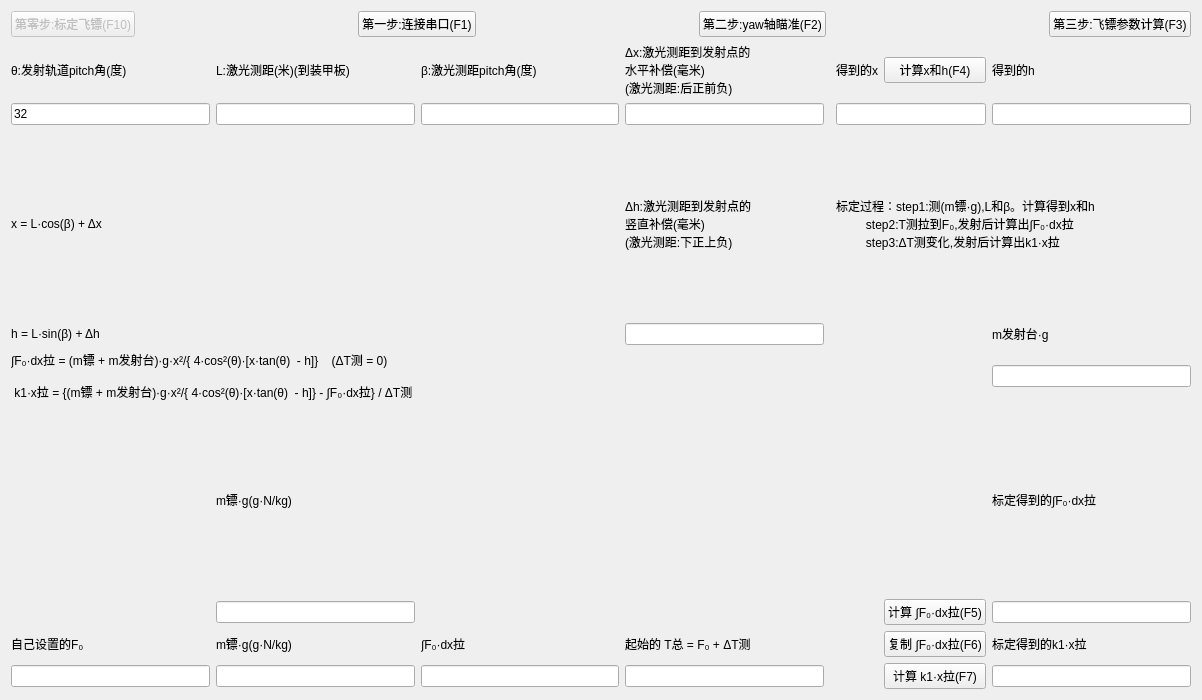
Old version of the form 05testDartByTS/testdartcomputingbyts.ui in the repository KangweiYang/dartRack_upper.
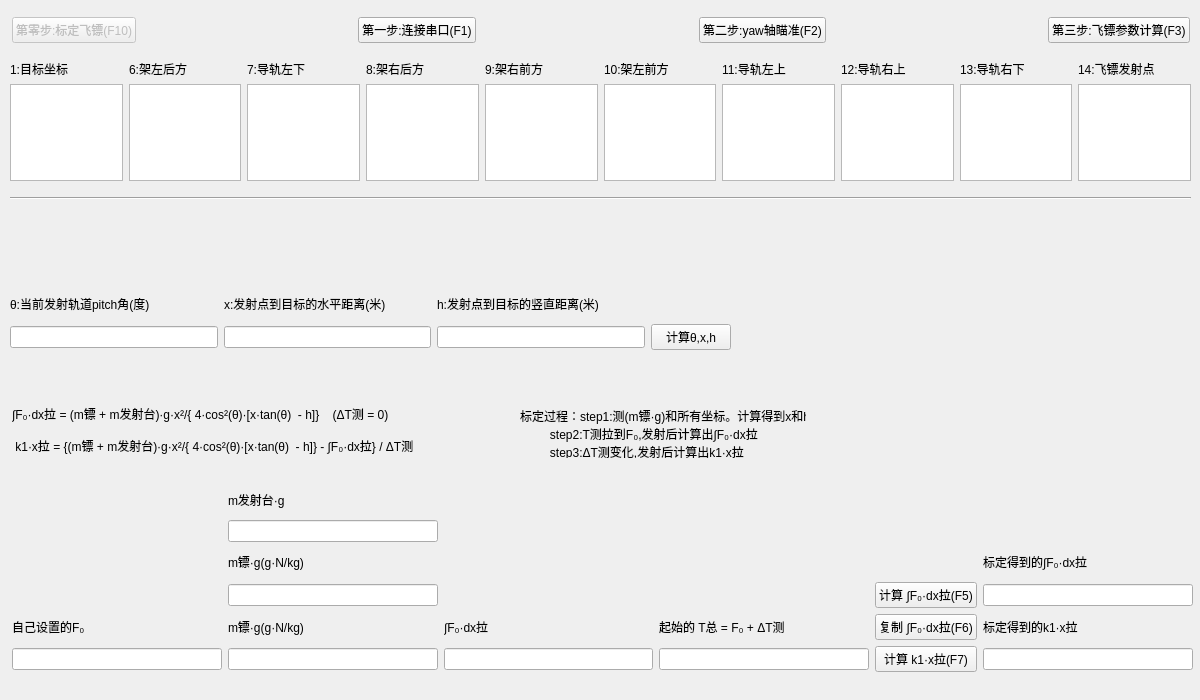
New version of the form.

Commit message: testing testdartcomputingbyts.cpp, there's a problem while check whether ",1\n" is contained.

Diff of the .ui file:
```diff
--- a/05testDartByTS/testdartcomputingbyts.ui
+++ b/05testDartByTS/testdartcomputingbyts.ui
@@ -6,276 +6,65 @@
    <rect>
     <x>0</x>
     <y>0</y>
-    <width>1202</width>
+    <width>1200</width>
     <height>700</height>
    </rect>
   </property>
   <property name="windowTitle">
    <string>标定计算器</string>
   </property>
-  <layout class="QGridLayout" name="gridLayout">
-   <item row="5" column="3">
-    <widget class="QLabel" name="betaLabel_3">
-     <property name="text">
-      <string>Δh:激光测距到发射点的
-竖直补偿(毫米)
-(激光测距:下正上负)</string>
-     </property>
-    </widget>
-   </item>
-   <item row="5" column="5" colspan="3">
     <widget class="QLabel" name="testProcessLabel">
+   <property name="geometry">
+    <rect>
+     <x>520</x>
+     <y>410</y>
+     <width>286</width>
+     <height>48</height>
+    </rect>
+   </property>
      <property name="text">
-      <string>标定过程：step1:测(m镖·g),L和β。计算得到x和h
+    <string>标定过程：step1:测(m镖·g)和所有坐标。计算得到x和h
          step2:T测拉到F₀,发射后计算出∫F₀·dx拉
          step3:ΔT测变化,发射后计算出k1·x拉</string>
      </property>
     </widget>
-   </item>
-   <item row="2" column="7">
-    <widget class="QLineEdit" name="hLineEdit">
-     <property name="text">
-      <string/>
-     </property>
-     <property name="readOnly">
-      <bool>true</bool>
-     </property>
-    </widget>
-   </item>
-   <item row="2" column="2">
-    <widget class="QLineEdit" name="betaLineEdit">
-     <property name="text">
-      <string/>
-     </property>
-    </widget>
-   </item>
-   <item row="2" column="0">
-    <widget class="QLineEdit" name="setaLineEdit">
-     <property name="text">
-      <string>32</string>
-     </property>
-    </widget>
-   </item>
-   <item row="1" column="2">
-    <widget class="QLabel" name="betaLabel">
-     <property name="text">
-      <string>β:激光测距pitch角(度)</string>
-     </property>
-    </widget>
-   </item>
-   <item row="1" column="3" colspan="2">
-    <widget class="QLabel" name="betaLabel_2">
-     <property name="text">
-      <string>Δx:激光测距到发射点的
-水平补偿(毫米)
-(激光测距:后正前负)</string>
-     </property>
-    </widget>
-   </item>
-   <item row="1" column="5">
-    <widget class="QLabel" name="xLabel">
-     <property name="text">
-      <string>得到的x</string>
-     </property>
-    </widget>
-   </item>
-   <item row="1" column="6">
-    <widget class="QPushButton" name="computeXandHPushButton">
-     <property name="text">
-      <string>计算x和h(F4)</string>
-     </property>
-     <property name="shortcut">
-      <string>F4</string>
-     </property>
-    </widget>
-   </item>
-   <item row="2" column="1">
-    <widget class="QLineEdit" name="lLineEdit">
-     <property name="text">
-      <string/>
-     </property>
-    </widget>
-   </item>
-   <item row="2" column="5" colspan="2">
-    <widget class="QLineEdit" name="xLineEdit">
-     <property name="text">
-      <string/>
-     </property>
-     <property name="readOnly">
-      <bool>true</bool>
-     </property>
-    </widget>
-   </item>
-   <item row="1" column="7">
-    <widget class="QLabel" name="hLabel">
-     <property name="text">
-      <string>得到的h</string>
-     </property>
-    </widget>
-   </item>
-   <item row="2" column="3">
-    <widget class="QLineEdit" name="deltaXlineEdit">
-     <property name="text">
-      <string/>
-     </property>
-    </widget>
-   </item>
-   <item row="6" column="3">
-    <widget class="QLineEdit" name="deltaHlineEdit">
-     <property name="text">
-      <string/>
-     </property>
-    </widget>
-   </item>
-   <item row="7" column="7">
-    <widget class="QLineEdit" name="mLauncherPlusGLineEditInput"/>
-   </item>
-   <item row="7" column="0" colspan="4">
     <widget class="QLabel" name="deltaTensionFormulaLabel">
+   <property name="geometry">
+    <rect>
+     <x>12</x>
+     <y>406</y>
+     <width>446</width>
+     <height>48</height>
+    </rect>
+   </property>
      <property name="text">
       <string>∫F₀·dx拉 = (m镖 + m发射台)·g·x²/{ 4·cos²(θ)·[x·tan(θ)  - h]}    (ΔT测 = 0)
 
  k1·x拉 = {(m镖 + m发射台)·g·x²/{ 4·cos²(θ)·[x·tan(θ)  - h]} - ∫F₀·dx拉} / ΔT测</string>
      </property>
     </widget>
-   </item>
-   <item row="8" column="1">
-    <widget class="QLabel" name="mdart1PlusGlabelInput_2">
-     <property name="text">
-      <string>m镖·g(g·N/kg)</string>
-     </property>
-    </widget>
-   </item>
-   <item row="8" column="7">
-    <widget class="QLabel" name="integralOfF0PlusDxtensionLabelOutput">
-     <property name="text">
-      <string>标定得到的∫F₀·dx拉</string>
-     </property>
-    </widget>
-   </item>
-   <item row="9" column="1">
-    <widget class="QLineEdit" name="mdart1PlusGLineEditInput"/>
-   </item>
-   <item row="9" column="7">
-    <widget class="QLineEdit" name="integralOfF0PlusDxtensionLineEditOutput">
-     <property name="readOnly">
-      <bool>true</bool>
-     </property>
-    </widget>
-   </item>
-   <item row="10" column="1">
-    <widget class="QLabel" name="mdart1PlusGlabelInput">
-     <property name="text">
-      <string>m镖·g(g·N/kg)</string>
-     </property>
-    </widget>
-   </item>
-   <item row="10" column="0">
-    <widget class="QLabel" name="f0LabelInput">
-     <property name="text">
-      <string>自己设置的F₀</string>
-     </property>
-    </widget>
-   </item>
-   <item row="9" column="6">
-    <widget class="QPushButton" name="computeTall4PushButton">
-     <property name="text">
-      <string>计算 ∫F₀·dx拉(F5)</string>
-     </property>
-     <property name="shortcut">
-      <string>F5</string>
-     </property>
-    </widget>
-   </item>
-   <item row="10" column="2">
-    <widget class="QLabel" name="integralOfF0PlusDxtensionLabelInput">
-     <property name="text">
-      <string>∫F₀·dx拉</string>
-     </property>
-    </widget>
-   </item>
-   <item row="10" column="3">
-    <widget class="QLabel" name="Tall1LabelInput">
-     <property name="text">
-      <string>起始的 T总 = F₀ + ΔT测</string>
-     </property>
-    </widget>
-   </item>
-   <item row="10" column="6">
-    <widget class="QPushButton" name="copyTall4PushButton">
-     <property name="text">
-      <string>复制 ∫F₀·dx拉(F6)</string>
-     </property>
-     <property name="shortcut">
-      <string>F6</string>
-     </property>
-    </widget>
-   </item>
-   <item row="11" column="1">
-    <widget class="QLineEdit" name="mdart2PlusGLineEditInput"/>
-   </item>
-   <item row="11" column="0">
-    <widget class="QLineEdit" name="f0LineEditInput"/>
-   </item>
-   <item row="11" column="7">
-    <widget class="QLineEdit" name="k1PlusXtensionLineEditInput">
-     <property name="enabled">
-      <bool>true</bool>
-     </property>
-     <property name="readOnly">
-      <bool>true</bool>
-     </property>
-    </widget>
-   </item>
-   <item row="11" column="2">
-    <widget class="QLineEdit" name="integralOfF0PlusDxtensionLineEditInput">
-     <property name="readOnly">
-      <bool>false</bool>
-     </property>
-    </widget>
-   </item>
-   <item row="11" column="6">
-    <widget class="QPushButton" name="computeK1PlusXtensionPushButton">
-     <property name="text">
-      <string>计算 k1·x拉(F7)</string>
-     </property>
-     <property name="shortcut">
-      <string>F7</string>
-     </property>
-    </widget>
-   </item>
-   <item row="10" column="7">
-    <widget class="QLabel" name="k1PlusXtensionLabelInput">
-     <property name="text">
-      <string>标定得到的k1·x拉</string>
-     </property>
-    </widget>
-   </item>
-   <item row="11" column="3">
-    <widget class="QLineEdit" name="Tall1LineEditInput">
-     <property name="text">
-      <string/>
-     </property>
-     <property name="readOnly">
-      <bool>false</bool>
-     </property>
-    </widget>
-   </item>
-   <item row="6" column="7">
-    <widget class="QLabel" name="mLauncherPlusGLabelInput">
-     <property name="text">
-      <string>m发射台·g</string>
-     </property>
-    </widget>
-   </item>
-   <item row="1" column="0">
-    <widget class="QLabel" name="setaLabel">
-     <property name="text">
-      <string>θ:发射轨道pitch角(度)</string>
-     </property>
-    </widget>
-   </item>
-   <item row="0" column="0" colspan="8">
+  <widget class="Line" name="line">
+   <property name="geometry">
+    <rect>
+     <x>10</x>
+     <y>190</y>
+     <width>1181</width>
+     <height>16</height>
+    </rect>
+   </property>
+   <property name="orientation">
+    <enum>Qt::Orientation::Horizontal</enum>
+   </property>
+  </widget>
+  <widget class="QWidget" name="">
+   <property name="geometry">
+    <rect>
+     <x>12</x>
+     <y>12</y>
+     <width>1178</width>
+     <height>37</height>
+    </rect>
+   </property>
     <layout class="QHBoxLayout" name="horizontalLayout_2">
      <item>
       <widget class="QPushButton" name="testDartPushButton">
@@ -366,29 +155,330 @@
       </widget>
      </item>
     </layout>
-   </item>
+  </widget>
+  <widget class="QWidget" name="">
+   <property name="geometry">
+    <rect>
+     <x>10</x>
+     <y>60</y>
+     <width>1181</width>
+     <height>121</height>
+    </rect>
+   </property>
+   <layout class="QGridLayout" name="gridLayout">
+    <item row="1" column="7">
+     <widget class="QTextEdit" name="leadRightFrontCoordTextEdit"/>
+    </item>
+    <item row="1" column="6">
+     <widget class="QTextEdit" name="leadLeftFrontCoordTextEdit"/>
+    </item>
+    <item row="1" column="9">
+     <widget class="QTextEdit" name="leadRightBackCoordTextEdit"/>
+    </item>
+    <item row="0" column="7">
+     <widget class="QLabel" name="setaLabel_9">
+      <property name="text">
+       <string>12:导轨右上</string>
+      </property>
+     </widget>
+    </item>
    <item row="1" column="1">
-    <widget class="QLabel" name="lLabel">
+     <widget class="QTextEdit" name="rackLeftBackCoordTextEdit"/>
+    </item>
+    <item row="0" column="10">
+     <widget class="QLabel" name="setaLabel_10">
      <property name="text">
-      <string>L:激光测距(米)(到装甲板)</string>
+       <string>14:飞镖发射点</string>
      </property>
     </widget>
    </item>
-   <item row="6" column="0" colspan="2">
-    <widget class="QLabel" name="hFormulaLabel">
+    <item row="1" column="0">
+     <widget class="QTextEdit" name="targetCoordTextEdit"/>
+    </item>
+    <item row="0" column="1">
+     <widget class="QLabel" name="setaLabel_3">
      <property name="text">
-      <string>h = L·sin(β) + Δh</string>
+       <string>6:架左后方</string>
+      </property>
+     </widget>
+    </item>
+    <item row="1" column="4">
+     <widget class="QTextEdit" name="rackRightFrontTextEdit"/>
+    </item>
+    <item row="0" column="2">
+     <widget class="QLabel" name="setaLabel_4">
+      <property name="text">
+       <string>7:导轨左下</string>
+      </property>
+     </widget>
+    </item>
+    <item row="0" column="0">
+     <widget class="QLabel" name="setaLabel_2">
+      <property name="text">
+       <string>1:目标坐标</string>
+      </property>
+     </widget>
+    </item>
+    <item row="1" column="10">
+     <widget class="QTextEdit" name="leadDartShootCoordTextEdit"/>
+    </item>
+    <item row="0" column="5">
+     <widget class="QLabel" name="setaLabel_7">
+      <property name="text">
+       <string>10:架左前方</string>
+      </property>
+     </widget>
+    </item>
+    <item row="1" column="5">
+     <widget class="QTextEdit" name="rackLeftFrontTextEdit"/>
+    </item>
+    <item row="0" column="4">
+     <widget class="QLabel" name="setaLabel_6">
+      <property name="text">
+       <string>9:架右前方</string>
+      </property>
+     </widget>
+    </item>
+    <item row="0" column="6">
+     <widget class="QLabel" name="setaLabel_8">
+      <property name="text">
+       <string>11:导轨左上</string>
+      </property>
+     </widget>
+    </item>
+    <item row="0" column="9">
+     <widget class="QLabel" name="setaLabel_11">
+      <property name="text">
+       <string>13:导轨右下</string>
+      </property>
+     </widget>
+    </item>
+    <item row="1" column="3">
+     <widget class="QTextEdit" name="rackRightBackTextEdit"/>
+    </item>
+    <item row="0" column="3">
+     <widget class="QLabel" name="setaLabel_5">
+      <property name="text">
+       <string>8:架右后方</string>
+      </property>
+     </widget>
+    </item>
+    <item row="1" column="2">
+     <widget class="QTextEdit" name="leadLeftBackCoordTextEdit"/>
+    </item>
+   </layout>
+  </widget>
+  <widget class="QWidget" name="">
+   <property name="geometry">
+    <rect>
+     <x>10</x>
+     <y>290</y>
+     <width>721</width>
+     <height>60</height>
+    </rect>
+   </property>
+   <layout class="QGridLayout" name="gridLayout_2">
+    <item row="0" column="0">
+     <widget class="QLabel" name="setaLabel">
+      <property name="text">
+       <string>θ:当前发射轨道pitch角(度)</string>
+      </property>
+     </widget>
+    </item>
+    <item row="0" column="1">
+     <widget class="QLabel" name="xLabel">
+      <property name="text">
+       <string>x:发射点到目标的水平距离(米)</string>
+      </property>
+     </widget>
+    </item>
+    <item row="0" column="2">
+     <widget class="QLabel" name="hLabel">
+      <property name="text">
+       <string>h:发射点到目标的竖直距离(米)</string>
+      </property>
+     </widget>
+    </item>
+    <item row="1" column="0">
+     <widget class="QLineEdit" name="setaLineEdit">
+      <property name="text">
+       <string/>
+      </property>
+     </widget>
+    </item>
+    <item row="1" column="1">
+     <widget class="QLineEdit" name="xLineEdit">
+      <property name="text">
+       <string/>
+      </property>
+      <property name="readOnly">
+       <bool>true</bool>
+      </property>
+     </widget>
+    </item>
+    <item row="1" column="2">
+     <widget class="QLineEdit" name="hLineEdit">
+      <property name="text">
+       <string/>
+      </property>
+      <property name="readOnly">
+       <bool>true</bool>
+      </property>
+     </widget>
+    </item>
+    <item row="1" column="3">
+     <widget class="QPushButton" name="computeXandHPushButton">
+      <property name="text">
+       <string>计算θ,x,h</string>
+      </property>
+     </widget>
+    </item>
+   </layout>
+  </widget>
+  <widget class="QWidget" name="">
+   <property name="geometry">
+    <rect>
+     <x>12</x>
+     <y>486</y>
+     <width>1181</width>
+     <height>186</height>
+    </rect>
+   </property>
+   <layout class="QGridLayout" name="gridLayout_3">
+    <item row="0" column="1">
+     <widget class="QLabel" name="mLauncherPlusGLabelInput">
+      <property name="text">
+       <string>m发射台·g</string>
+      </property>
+     </widget>
+    </item>
+    <item row="1" column="1">
+     <widget class="QLineEdit" name="mLauncherPlusGLineEditInput"/>
+    </item>
+    <item row="2" column="1">
+     <widget class="QLabel" name="mdart1PlusGlabelInput_2">
+      <property name="text">
+       <string>m镖·g(g·N/kg)</string>
+      </property>
+     </widget>
+    </item>
+    <item row="2" column="5">
+     <widget class="QLabel" name="integralOfF0PlusDxtensionLabelOutput">
+      <property name="text">
+       <string>标定得到的∫F₀·dx拉</string>
+      </property>
+     </widget>
+    </item>
+    <item row="3" column="1">
+     <widget class="QLineEdit" name="mdart1PlusGLineEditInput"/>
+    </item>
+    <item row="3" column="4">
+     <widget class="QPushButton" name="computeTall4PushButton">
+      <property name="text">
+       <string>计算 ∫F₀·dx拉(F5)</string>
+      </property>
+      <property name="shortcut">
+       <string>F5</string>
+      </property>
+     </widget>
+    </item>
+    <item row="3" column="5">
+     <widget class="QLineEdit" name="integralOfF0PlusDxtensionLineEditOutput">
+      <property name="readOnly">
+       <bool>true</bool>
+      </property>
+     </widget>
+    </item>
+    <item row="4" column="0">
+     <widget class="QLabel" name="f0LabelInput">
+      <property name="text">
+       <string>自己设置的F₀</string>
+      </property>
+     </widget>
+    </item>
+    <item row="4" column="1">
+     <widget class="QLabel" name="mdart1PlusGlabelInput">
+      <property name="text">
+       <string>m镖·g(g·N/kg)</string>
+      </property>
+     </widget>
+    </item>
+    <item row="4" column="2">
+     <widget class="QLabel" name="integralOfF0PlusDxtensionLabelInput">
+      <property name="text">
+       <string>∫F₀·dx拉</string>
+      </property>
+     </widget>
+    </item>
+    <item row="4" column="3">
+     <widget class="QLabel" name="Tall1LabelInput">
+      <property name="text">
+       <string>起始的 T总 = F₀ + ΔT测</string>
+      </property>
+     </widget>
+    </item>
+    <item row="4" column="4">
+     <widget class="QPushButton" name="copyTall4PushButton">
+      <property name="text">
+       <string>复制 ∫F₀·dx拉(F6)</string>
+      </property>
+      <property name="shortcut">
+       <string>F6</string>
+      </property>
+     </widget>
+    </item>
+    <item row="4" column="5">
+     <widget class="QLabel" name="k1PlusXtensionLabelInput">
+      <property name="text">
+       <string>标定得到的k1·x拉</string>
      </property>
     </widget>
    </item>
    <item row="5" column="0">
-    <widget class="QLabel" name="xFormulaLabel">
+     <widget class="QLineEdit" name="f0LineEditInput"/>
+    </item>
+    <item row="5" column="1">
+     <widget class="QLineEdit" name="mdart2PlusGLineEditInput"/>
+    </item>
+    <item row="5" column="2">
+     <widget class="QLineEdit" name="integralOfF0PlusDxtensionLineEditInput">
+      <property name="readOnly">
+       <bool>false</bool>
+      </property>
+     </widget>
+    </item>
+    <item row="5" column="3">
+     <widget class="QLineEdit" name="Tall1LineEditInput">
      <property name="text">
-      <string>x = L·cos(β) + Δx</string>
+       <string/>
+      </property>
+      <property name="readOnly">
+       <bool>false</bool>
+      </property>
+     </widget>
+    </item>
+    <item row="5" column="4">
+     <widget class="QPushButton" name="computeK1PlusXtensionPushButton">
+      <property name="text">
+       <string>计算 k1·x拉(F7)</string>
+      </property>
+      <property name="shortcut">
+       <string>F7</string>
+      </property>
+     </widget>
+    </item>
+    <item row="5" column="5">
+     <widget class="QLineEdit" name="k1PlusXtensionLineEditInput">
+      <property name="enabled">
+       <bool>true</bool>
+      </property>
+      <property name="readOnly">
+       <bool>true</bool>
      </property>
     </widget>
    </item>
   </layout>
+  </widget>
  </widget>
  <tabstops>
   <tabstop>lLineEdit</tabstop>
```
Left out of the diff: 4 changed lines with no effect on the pictures. Lines whose indentation alone changed are shown as unchanged. The commit also changes 5 other files.
